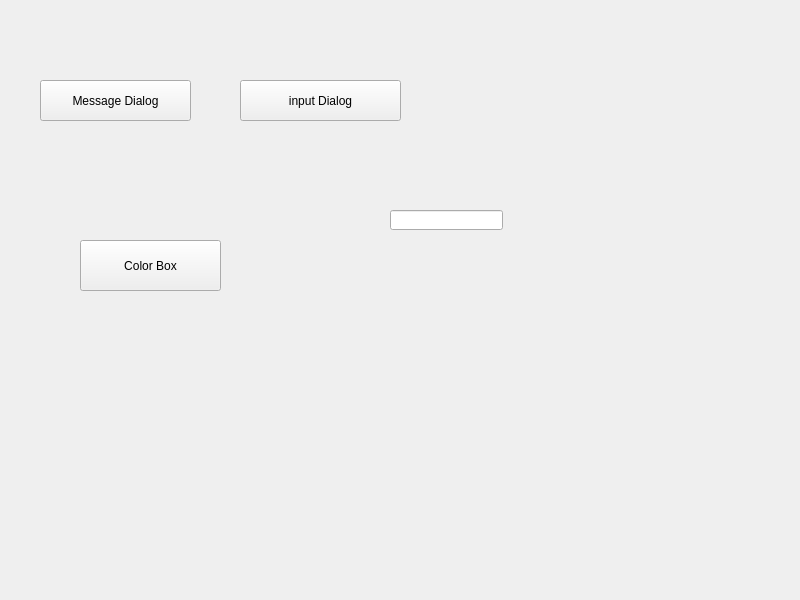
Qt form Qt/04Qdialog/dialoglearn.ui (1ove2/workspace) before a commit.
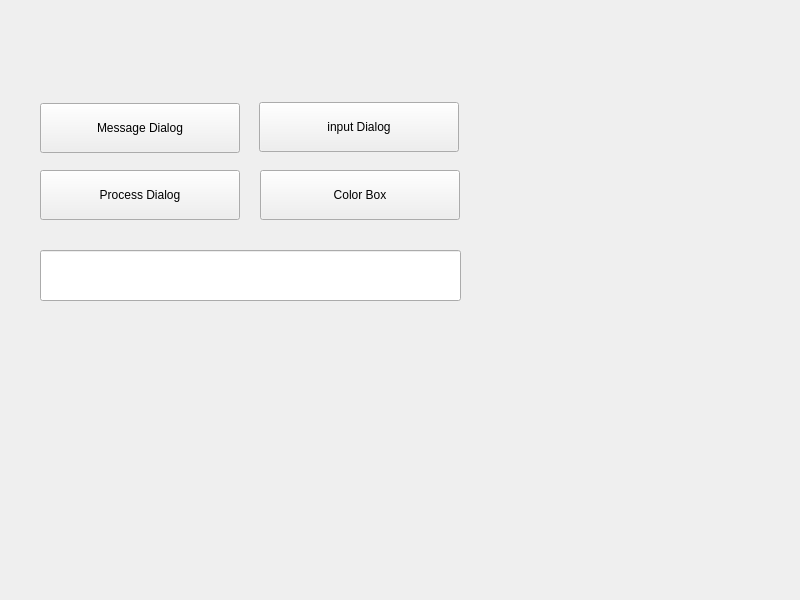
The same form after that commit.

```diff
--- a/Qt/04Qdialog/dialoglearn.ui
+++ b/Qt/04Qdialog/dialoglearn.ui
@@ -17,11 +17,17 @@
    <property name="geometry">
     <rect>
      <x>40</x>
-     <y>80</y>
-     <width>151</width>
-     <height>41</height>
+     <y>103</y>
+     <width>200</width>
+     <height>50</height>
     </rect>
    </property>
+   <property name="sizePolicy">
+    <sizepolicy hsizetype="Fixed" vsizetype="Fixed">
+     <horstretch>0</horstretch>
+     <verstretch>0</verstretch>
+    </sizepolicy>
+   </property>
    <property name="text">
     <string>Message Dialog</string>
    </property>
@@ -29,12 +35,18 @@
   <widget class="QPushButton" name="btn_ColorBox">
    <property name="geometry">
     <rect>
-     <x>80</x>
-     <y>240</y>
-     <width>141</width>
-     <height>51</height>
+     <x>260</x>
+     <y>170</y>
+     <width>200</width>
+     <height>50</height>
     </rect>
    </property>
+   <property name="sizePolicy">
+    <sizepolicy hsizetype="Fixed" vsizetype="Fixed">
+     <horstretch>0</horstretch>
+     <verstretch>0</verstretch>
+    </sizepolicy>
+   </property>
    <property name="text">
     <string>Color Box</string>
    </property>
@@ -42,26 +54,57 @@
   <widget class="QLineEdit" name="lineEdit">
    <property name="geometry">
     <rect>
-     <x>390</x>
-     <y>210</y>
-     <width>113</width>
-     <height>20</height>
+     <x>40</x>
+     <y>250</y>
+     <width>421</width>
+     <height>51</height>
     </rect>
    </property>
+   <property name="sizePolicy">
+    <sizepolicy hsizetype="Fixed" vsizetype="Fixed">
+     <horstretch>0</horstretch>
+     <verstretch>0</verstretch>
+    </sizepolicy>
+   </property>
   </widget>
   <widget class="QPushButton" name="pushButton">
    <property name="geometry">
     <rect>
-     <x>240</x>
-     <y>80</y>
-     <width>161</width>
-     <height>41</height>
+     <x>259</x>
+     <y>102</y>
+     <width>200</width>
+     <height>50</height>
     </rect>
    </property>
+   <property name="sizePolicy">
+    <sizepolicy hsizetype="Fixed" vsizetype="Fixed">
+     <horstretch>0</horstretch>
+     <verstretch>0</verstretch>
+    </sizepolicy>
+   </property>
    <property name="text">
     <string>input Dialog</string>
    </property>
   </widget>
+  <widget class="QPushButton" name="pushButton_2">
+   <property name="geometry">
+    <rect>
+     <x>40</x>
+     <y>170</y>
+     <width>200</width>
+     <height>50</height>
+    </rect>
+   </property>
+   <property name="sizePolicy">
+    <sizepolicy hsizetype="Fixed" vsizetype="Fixed">
+     <horstretch>0</horstretch>
+     <verstretch>0</verstretch>
+    </sizepolicy>
+   </property>
+   <property name="text">
+    <string>Process Dialog</string>
+   </property>
+  </widget>
  </widget>
  <resources/>
  <connections/>
```
